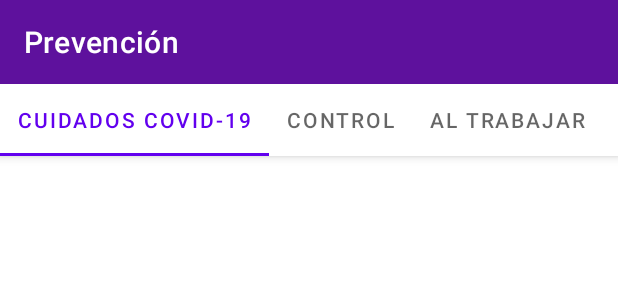
After one commit to Error-404-bit-uy/Prevent_Soft, an Android app: the layout prevention_screen.xml on its own in the app's theme, with its tools: preview values and no code run, on a phone screen of 412 x 824 dp. The commit adds this screen. Shown: the top 300 px of the screen. Run offline under Robolectric (Android 15) with nearby library versions, the phone set to English and light mode, and no system bars.

Commit message:
Ventana Prevención y Recomendaciones creadas

```diff
--- /dev/null
+++ b/app/src/main/res/layout/prevention_screen.xml
@@ -0,0 +1,71 @@
+<?xml version="1.0" encoding="utf-8"?>
+<androidx.coordinatorlayout.widget.CoordinatorLayout xmlns:android="http://schemas.android.com/apk/res/android"
+    xmlns:app="http://schemas.android.com/apk/res-auto"
+    xmlns:tools="http://schemas.android.com/tools"
+
+    android:id="@+id/prevention_layout"
+    android:layout_width="match_parent"
+    android:layout_height="match_parent">
+
+    <com.google.android.material.appbar.AppBarLayout
+        android:id="@+id/appbar"
+        android:layout_width="match_parent"
+        android:layout_height="wrap_content">
+
+        <androidx.appcompat.widget.Toolbar
+            android:id="@+id/prevention_layout_title_bar"
+            android:layout_width="match_parent"
+            android:layout_height="?attr/actionBarSize"
+            android:background="#E25E1493"
+            app:layout_scrollFlags="scroll|enterAlways"
+            app:title="@string/prevention_title"
+            app:titleTextColor="#FFFFFF"></androidx.appcompat.widget.Toolbar>
+
+        <com.google.android.material.tabs.TabLayout
+            android:id="@+id/prevention_tabs"
+            android:layout_width="match_parent"
+            android:layout_height="wrap_content"
+            app:layout_scrollFlags="scroll|enterAlways"
+
+            app:tabMode="scrollable">
+
+            <com.google.android.material.tabs.TabItem
+                android:id="@+id/prevention_tab_1"
+                android:layout_width="wrap_content"
+                android:layout_height="wrap_content"
+                android:text="@string/prevention_tab_1_title" />
+
+            <com.google.android.material.tabs.TabItem
+                android:id="@+id/prevention-tab_2"
+                android:layout_width="wrap_content"
+                android:layout_height="wrap_content"
+                android:text="@string/prevention_tab_2_title" />
+
+            <com.google.android.material.tabs.TabItem
+                android:id="@+id/prevention_tab_3"
+                android:layout_width="wrap_content"
+                android:layout_height="wrap_content"
+                android:text="@string/prevention_tab_3_title" />
+
+            <com.google.android.material.tabs.TabItem
+                android:id="@+id/prevention_tab_4"
+                android:layout_width="wrap_content"
+                android:layout_height="wrap_content"
+                android:text="@string/prevention_tab_4_title" />
+        </com.google.android.material.tabs.TabLayout>
+    </com.google.android.material.appbar.AppBarLayout>
+
+    <androidx.core.widget.NestedScrollView
+        android:id="@+id/prevention_scroll_view"
+        android:layout_width="match_parent"
+
+        android:layout_height="match_parent"
+        app:layout_behavior="com.google.android.material.appbar.AppBarLayout$ScrollingViewBehavior">
+
+        <androidx.constraintlayout.widget.ConstraintLayout
+            android:id="@+id/prevention_content"
+            android:layout_width="match_parent"
+            android:layout_height="match_parent" />
+    </androidx.core.widget.NestedScrollView>
+
+</androidx.coordinatorlayout.widget.CoordinatorLayout>
--- a/app/src/main/res/values/strings.xml
+++ b/app/src/main/res/values/strings.xml
@@ -139,6 +139,21 @@
     <!-- //////////////////////////////// -->
     <!-- //////////////////////////////////// -->
 
+
+    <!-- Prevención -->
+    <string name="prevention_title">Prevención</string>
+    <string name="prevention_tab_1_title">Cuidados Covid-19</string>
+    <string name="prevention_tab_2_title">Control</string>
+    <string name="prevention_tab_3_title">Al trabajar</string>
+    <string name="prevention_tab_4_title">Al finalizar</string>
+    <!-- ////////////////////////////////////////// -->
+
+    <!-- Recomendación -->
+    <string name="recomendation_title">Recomendaciones</string>
+    <string name="recomendation_tab_1_title">En caso de accidente</string>
+    <string name="recomendation_tab_2_title">Por consultas laborales</string>
+    <string name="recomendation_tab_3_title">Videollamada</string>
+
     <!-- Otros -->
 
 
```
Also changed, not shown: app/src/main/res/layout/recomendation_screen.xml (added, +65 -0 lines).
